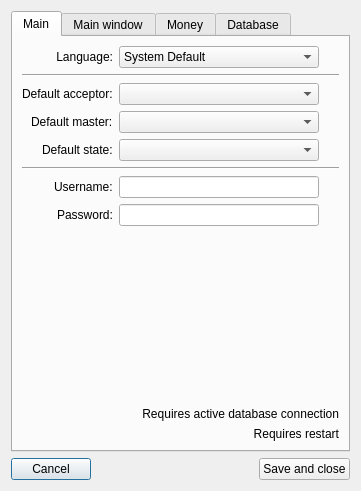
Above: RepairCenter/settings.ui from Feo-d-oR/YARC before the change. Below: the same form after it.
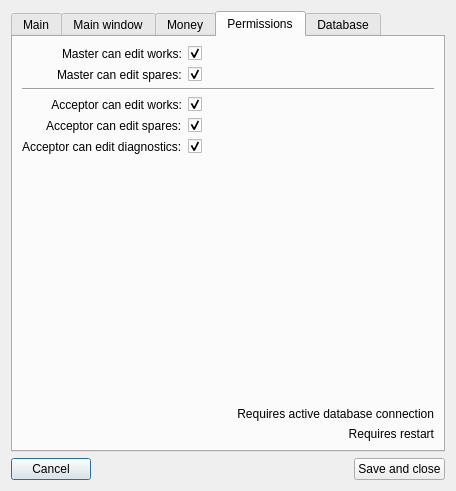
That is the form after the change. The open tabs and pages were chosen to show the change. Icons and pictures are not drawn.

Commit message: user permissions in progress...

The edit to the form file:
```diff
--- a/RepairCenter/settings.ui
+++ b/RepairCenter/settings.ui
@@ -6,7 +6,7 @@
    <rect>
     <x>0</x>
     <y>0</y>
-    <width>361</width>
+    <width>456</width>
     <height>491</height>
    </rect>
   </property>
@@ -17,8 +17,8 @@
    <iconset resource="Icons.qrc">
     <normaloff>:/icons/icons/database_connect.png</normaloff>:/icons/icons/database_connect.png</iconset>
   </property>
-  <layout class="QVBoxLayout" name="verticalLayout">
-   <item>
+  <layout class="QGridLayout" name="gridLayout_3">
+   <item row="0" column="0">
     <widget class="QTabWidget" name="tw">
      <property name="minimumSize">
       <size>
@@ -683,7 +683,142 @@
        </item>
       </layout>
      </widget>
-     <widget class="QWidget" name="db">
+     <widget class="QWidget" name="permissions">
+      <attribute name="title">
+       <string>Permissions</string>
+      </attribute>
+      <layout class="QGridLayout" name="gridLayout_4">
+       <item row="6" column="0" alignment="Qt::AlignRight">
+        <widget class="QLabel" name="label_34">
+         <property name="text">
+          <string>Acceptor can edit diagnostics:</string>
+         </property>
+        </widget>
+       </item>
+       <item row="0" column="0" alignment="Qt::AlignRight">
+        <widget class="QLabel" name="label_30">
+         <property name="text">
+          <string>Master can edit works:</string>
+         </property>
+        </widget>
+       </item>
+       <item row="5" column="0" alignment="Qt::AlignRight">
+        <widget class="QLabel" name="label_32">
+         <property name="text">
+          <string>Acceptor can edit spares:</string>
+         </property>
+        </widget>
+       </item>
+       <item row="0" column="1">
+        <widget class="QCheckBox" name="cbMEdWorks">
+         <property name="text">
+          <string/>
+         </property>
+         <property name="checked">
+          <bool>true</bool>
+         </property>
+        </widget>
+       </item>
+       <item row="1" column="1">
+        <widget class="QCheckBox" name="cbMEdSpares">
+         <property name="text">
+          <string/>
+         </property>
+         <property name="checked">
+          <bool>true</bool>
+         </property>
+        </widget>
+       </item>
+       <item row="5" column="1">
+        <widget class="QCheckBox" name="cbAEdSpares">
+         <property name="text">
+          <string/>
+         </property>
+         <property name="checked">
+          <bool>true</bool>
+         </property>
+        </widget>
+       </item>
+       <item row="3" column="0" alignment="Qt::AlignRight">
+        <widget class="QLabel" name="label_33">
+         <property name="text">
+          <string>Acceptor can edit works:</string>
+         </property>
+         <property name="alignment">
+          <set>Qt::AlignRight|Qt::AlignTrailing|Qt::AlignVCenter</set>
+         </property>
+        </widget>
+       </item>
+       <item row="3" column="1">
+        <widget class="QCheckBox" name="cbAEdWorks">
+         <property name="text">
+          <string/>
+         </property>
+         <property name="checked">
+          <bool>true</bool>
+         </property>
+        </widget>
+       </item>
+       <item row="6" column="1">
+        <widget class="QCheckBox" name="cbAEdDiag">
+         <property name="text">
+          <string/>
+         </property>
+         <property name="checked">
+          <bool>true</bool>
+         </property>
+        </widget>
+       </item>
+       <item row="8" column="0">
+        <spacer name="verticalSpacer_5">
+         <property name="orientation">
+          <enum>Qt::Vertical</enum>
+         </property>
+         <property name="sizeHint" stdset="0">
+          <size>
+           <width>20</width>
+           <height>40</height>
+          </size>
+         </property>
+        </spacer>
+       </item>
+       <item row="11" column="0" colspan="3" alignment="Qt::AlignRight">
+        <widget class="QLabel" name="label_36">
+         <property name="text">
+          <string>Requires restart</string>
+         </property>
+         <property name="alignment">
+          <set>Qt::AlignRight|Qt::AlignTrailing|Qt::AlignVCenter</set>
+         </property>
+        </widget>
+       </item>
+       <item row="1" column="0" alignment="Qt::AlignRight">
+        <widget class="QLabel" name="label_31">
+         <property name="text">
+          <string>Master can edit spares:</string>
+         </property>
+        </widget>
+       </item>
+       <item row="2" column="0" colspan="3">
+        <widget class="Line" name="line_3">
+         <property name="orientation">
+          <enum>Qt::Horizontal</enum>
+         </property>
+        </widget>
+       </item>
+       <item row="10" column="0" colspan="3" alignment="Qt::AlignRight">
+        <widget class="QLabel" name="label_35">
+         <property name="text">
+          <string>Requires active database connection</string>
+         </property>
+         <property name="alignment">
+          <set>Qt::AlignRight|Qt::AlignTrailing|Qt::AlignVCenter</set>
+         </property>
+        </widget>
+       </item>
+      </layout>
+     </widget>
+     <widget class="QWidget" name="database">
       <attribute name="title">
        <string>Database</string>
       </attribute>
@@ -827,7 +962,7 @@
      </widget>
     </widget>
    </item>
-   <item>
+   <item row="1" column="0">
     <layout class="QHBoxLayout" name="horizontalLayout">
      <item>
       <widget class="QPushButton" name="cancel">
```
Left out of the diff: 42 changed lines with no effect on the pictures. The commit also changes 22 other files.
